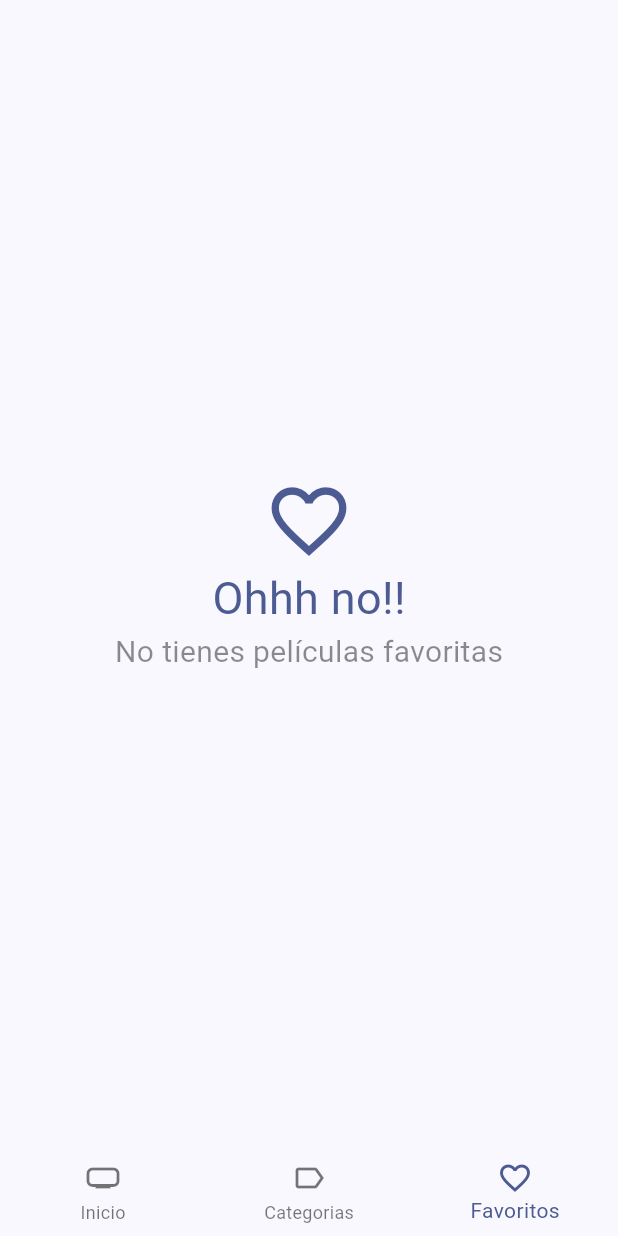
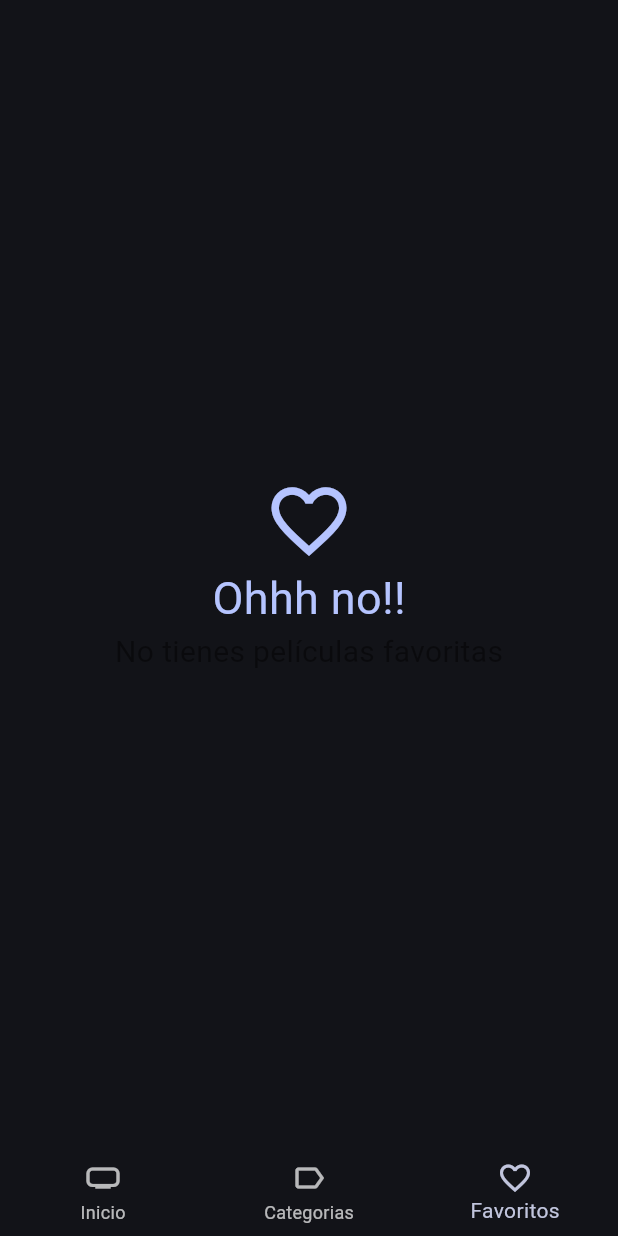
Before and after one commit to danielsimarro/cinemapedia, a Flutter app: the screen it shows after launch, item 3 of the bottom bar chosen, on a phone screen of 412 x 824 dp. Run offline on Flutter 3.47's test engine with Material 2 defaults, Android fonts, the phone set to English and light mode, and no system bars; our stand-ins replace animate_do, card_swiper, dio, flutter_dotenv, flutter_riverpod, go_router and 1 more; accounts and stored records are empty; generated files the repository leaves out were written again; network calls fail.

```diff
--- a/lib/config/theme/app_theme.dart
+++ b/lib/config/theme/app_theme.dart
@@ -1,6 +1,8 @@
 import 'package:flutter/material.dart';
 
 class AppTheme {
-  ThemeData getTheme() =>
-      ThemeData(useMaterial3: true, colorSchemeSeed: const Color(0xff2862F5));
+  ThemeData getTheme(Brightness darkMode) => ThemeData(
+      useMaterial3: true,
+      colorSchemeSeed: const Color(0xff2862F5),
+      brightness: darkMode);
 }
--- a/lib/main.dart
+++ b/lib/main.dart
@@ -1,5 +1,6 @@
 import 'package:cinemapedia/config/router/app_router.dart';
 import 'package:cinemapedia/config/theme/app_theme.dart';
+import 'package:cinemapedia/presentation/screens/provider/appbar/darkMode_provider.dart';
 import 'package:flutter_dotenv/flutter_dotenv.dart';
 
 import 'package:flutter/material.dart';
@@ -12,15 +13,17 @@ Future<void> main() async {
   ));
 }
 
-class MainApp extends StatelessWidget {
+class MainApp extends ConsumerWidget {
   const MainApp({super.key});
 
   @override
-  Widget build(BuildContext context) {
+  Widget build(BuildContext context, WidgetRef ref) {
+    final darkMode = ref.watch(darkModeProvider);
     return MaterialApp.router(
       routerConfig: appRouter,
       debugShowCheckedModeBanner: false,
-      theme: AppTheme().getTheme(),
+      theme: AppTheme()
+          .getTheme(darkMode == true ? Brightness.dark : Brightness.light),
     );
   }
 }
--- /dev/null
+++ b/lib/presentation/screens/provider/appbar/darkMode_provider.dart
@@ -0,0 +1,3 @@
+import 'package:flutter_riverpod/flutter_riverpod.dart';
+
+final darkModeProvider = StateProvider((ref) => true);
```
Also changed, not shown: lib/presentation/widgets/shared/custom_appbar.dart (+13 -1 lines).
